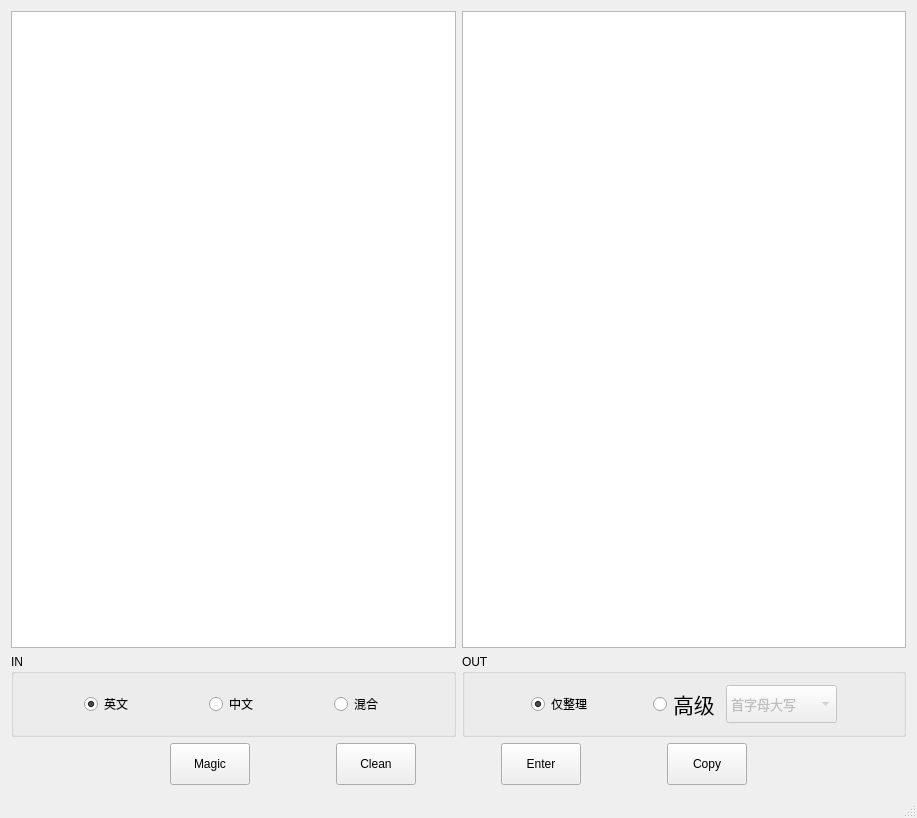
Before: the Qt Designer form mainwindow.ui in rojarsmith/bitdove-copy-assist, drawn with Qt 5.
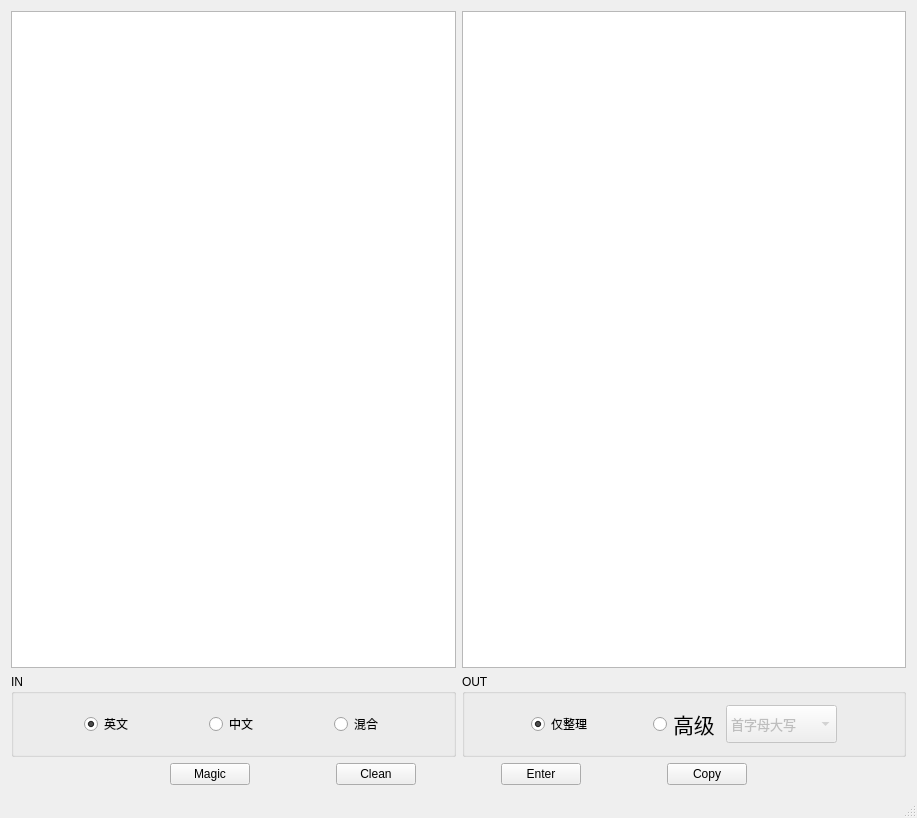
After: the same form once the commit is applied.

Commit message: Fix the algorithm for reorganizing PDF string and succinct UI.

```diff
--- a/mainwindow.ui
+++ b/mainwindow.ui
@@ -29,7 +29,7 @@
      <height>10000</height>
     </size>
    </property>
-   <layout class="QVBoxLayout" name="verticalLayout" stretch="30,3,2">
+   <layout class="QVBoxLayout" name="verticalLayout" stretch="30,0,0">
     <item>
      <layout class="QHBoxLayout" name="horizontalLayout_2">
       <item>
@@ -239,6 +239,7 @@
            </property>
            <property name="font">
             <font>
+             <family>Adobe Arabic</family>
              <pointsize>16</pointsize>
              <italic>false</italic>
              <bold>false</bold>
@@ -268,6 +269,7 @@
            </property>
            <property name="font">
             <font>
+             <family>等线</family>
              <pointsize>10</pointsize>
              <italic>false</italic>
              <bold>false</bold>
```
Left out of the diff: 2 changed lines with no effect on the pictures. The commit also changes 1 other file.
